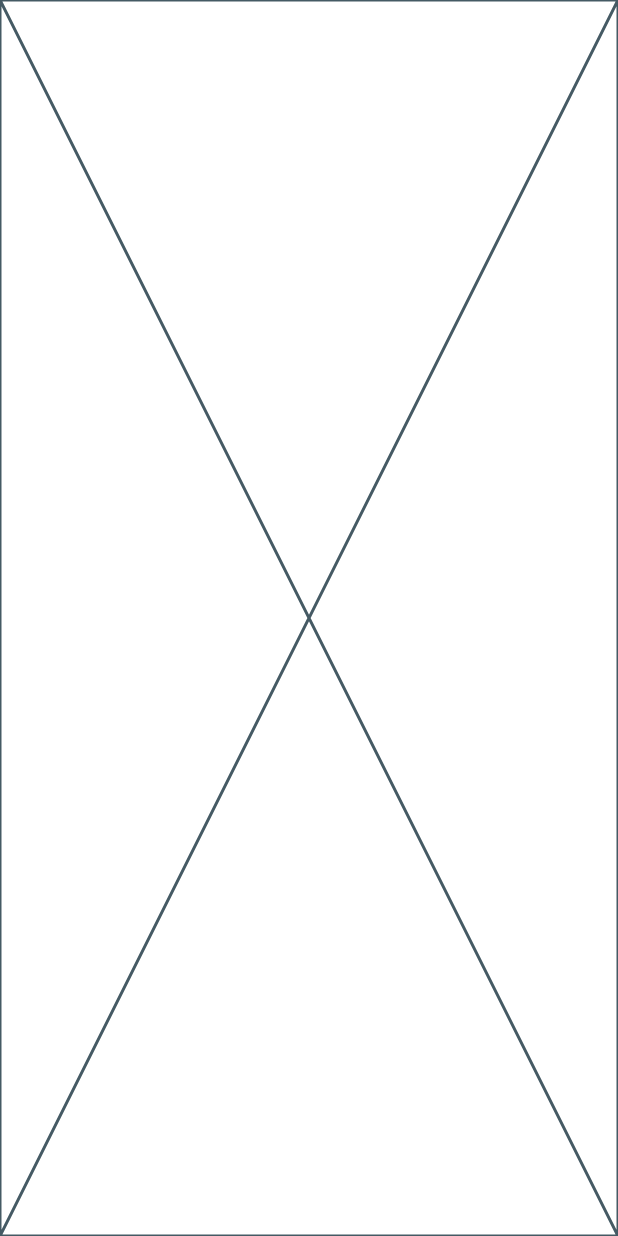
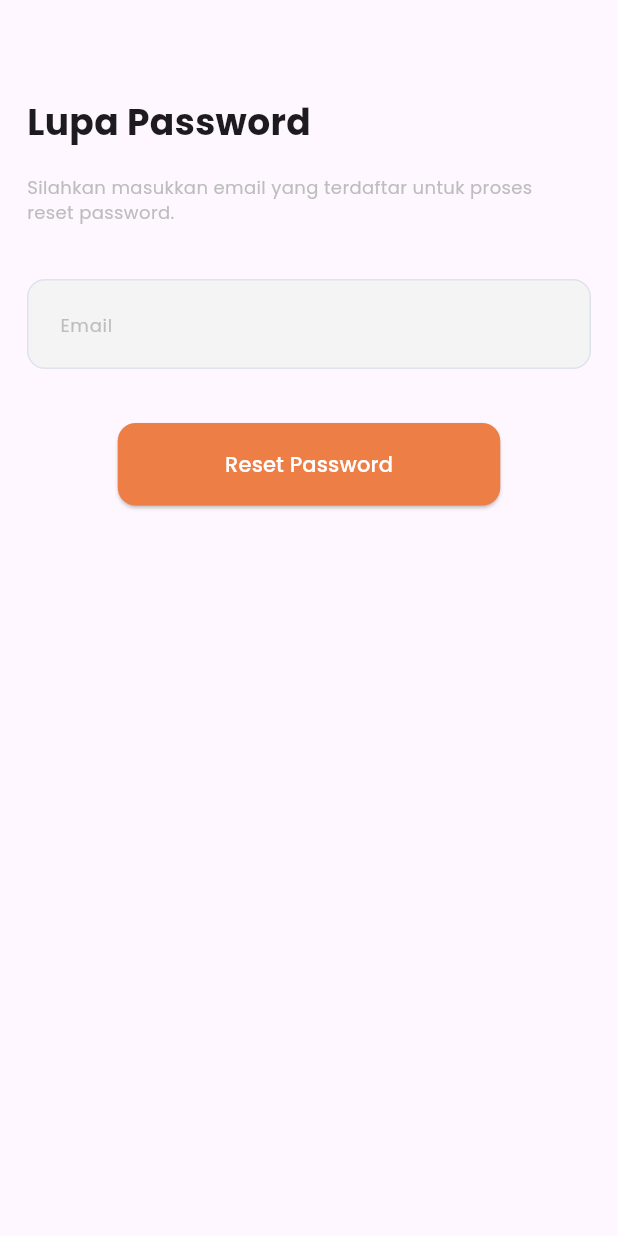
Before and after one commit to hoesk1ee/mitra_surya_jaya, a Flutter app: the screen it shows after launch, after a tap on "Lupa password?", on a phone screen of 412 x 824 dp. Run offline on Flutter 3.47's test engine with Material 3 defaults, Android fonts, the phone set to English and light mode, and no system bars; our stand-ins replace gap, go_router, google_fonts.

Commit message:
Update Auth UI

```diff
--- a/lib/presentation/navigations/app_router.dart
+++ b/lib/presentation/navigations/app_router.dart
@@ -23,16 +23,14 @@ final router = GoRouter(
         GoRoute(
           path: 'register',
           builder: (context, state) => const RegisterPage(),
-          routes: [
-            GoRoute(
-              path: 'verification',
-              builder: (context, state) => const VerificationPage(),
-            ),
-          ],
         ),
         GoRoute(
           path: 'forgot-password',
           builder: (context, state) => const ForgotPasswordPage(),
+        ),
+        GoRoute(
+          path: 'verification',
+          builder: (context, state) => const VerificationPage(),
         ),
       ],
     ),
--- a/lib/presentation/pages/forgot_password_page.dart
+++ b/lib/presentation/pages/forgot_password_page.dart
@@ -1,10 +1,60 @@
 import 'package:flutter/material.dart';
+import 'package:gap/gap.dart';
+import 'package:mitra_surya_jaya/presentation/misc/paddings.dart';
+import 'package:mitra_surya_jaya/presentation/misc/text_styles.dart';
+import 'package:mitra_surya_jaya/presentation/widgets/custom_authbutton_widget.dart';
+import 'package:mitra_surya_jaya/presentation/widgets/custom_textfield_widget.dart';
 
-class ForgotPasswordPage extends StatelessWidget {
+class ForgotPasswordPage extends StatefulWidget {
   const ForgotPasswordPage({super.key});
 
   @override
+  State<ForgotPasswordPage> createState() => _ForgotPasswordPageState();
+}
+
+class _ForgotPasswordPageState extends State<ForgotPasswordPage> {
+  final _emailController = TextEditingController();
+  final formKey = GlobalKey<FormState>();
+
+  @override
   Widget build(BuildContext context) {
-    return const Placeholder();
+    return Scaffold(
+      body: SafeArea(
+        child: SingleChildScrollView(
+          child: Padding(
+            padding: AppPadding.authPadding,
+            child: Column(
+              crossAxisAlignment: CrossAxisAlignment.start,
+              children: [
+                const Text(
+                  "Lupa Password",
+                  style: AppTextStyle.titleTextStyle,
+                ),
+                const Gap(18),
+                SizedBox(
+                  width: MediaQuery.sizeOf(context).width / 1.2,
+                  child: const Text(
+                    "Silahkan masukkan email yang terdaftar untuk proses reset password.",
+                    style: AppTextStyle.hintTextStyle,
+                  ),
+                ),
+                const Gap(36),
+                Form(
+                  child: CustomTextFieldWidget(
+                    controller: _emailController,
+                    hintText: "Email",
+                  ),
+                ),
+                const Gap(36),
+                CustomAuthButtonWidget(
+                  label: "Reset Password",
+                  onPressed: () {},
+                )
+              ],
+            ),
+          ),
+        ),
+      ),
+    );
   }
 }
```
